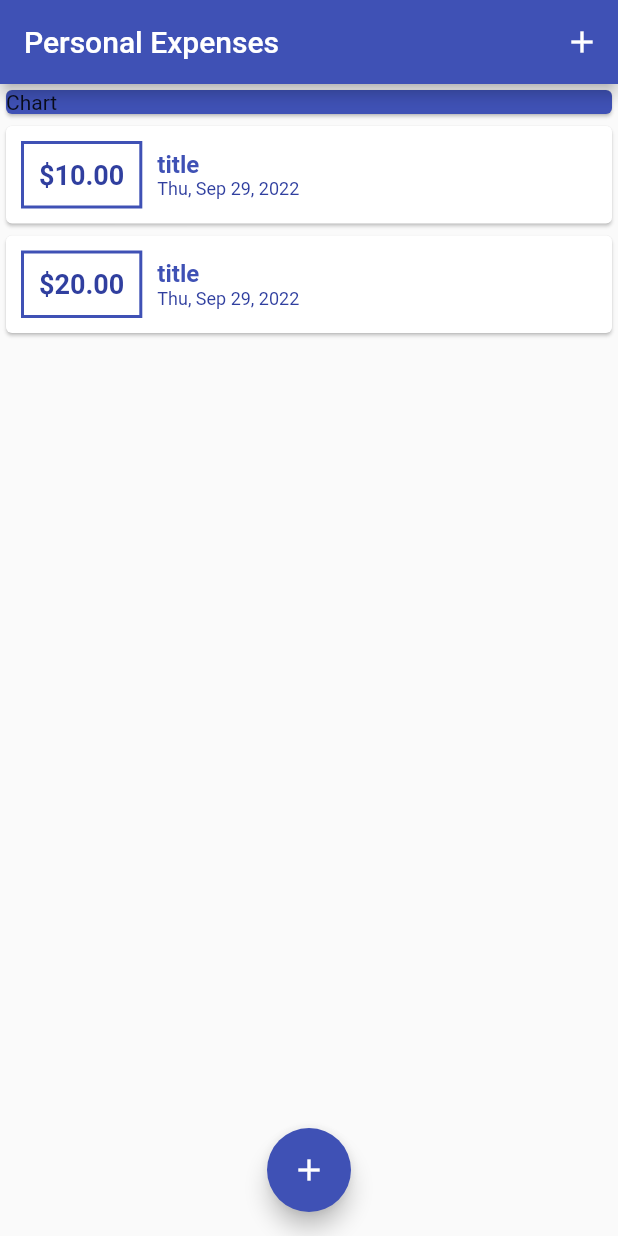
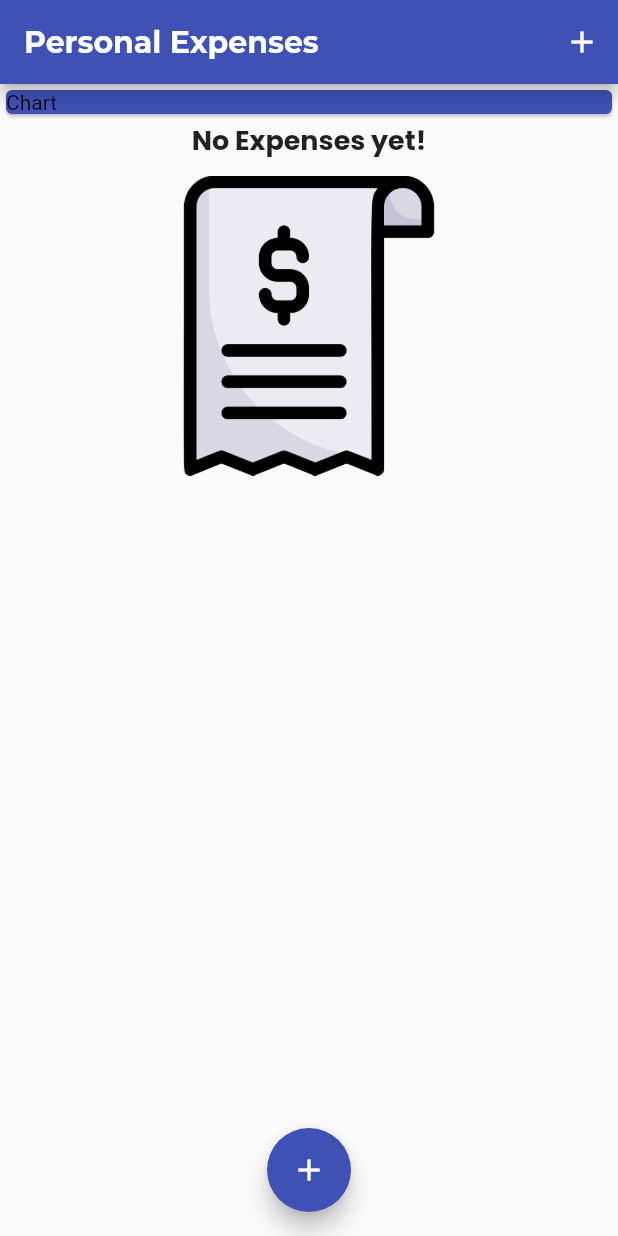
Before and after one commit to JohanPochampally/Personal-Expense-Tracker-App, a Flutter app: the screen it shows after launch, on a phone screen of 412 x 824 dp. Run offline on Flutter 3.47's test engine with Material 2 defaults, Android fonts, the phone set to English and light mode, and no system bars.

Commit message:
Second Commit

```diff
--- a/lib/main.dart
+++ b/lib/main.dart
@@ -12,6 +12,25 @@ class MyApp extends StatelessWidget {
       title: 'Personal Expenses App',
       theme: ThemeData(
         primarySwatch: Colors.indigo,
+        fontFamily: 'Poppins',
+        textTheme: ThemeData.light().textTheme.copyWith(
+              titleMedium: TextStyle(
+                fontFamily: 'Poppins',
+                fontWeight: FontWeight.bold,
+                fontSize: 18,
+              ),
+              titleSmall: TextStyle(
+                fontFamily: 'Poppins',
+                fontSize: 14,
+              ),
+            ),
+        appBarTheme: AppBarTheme(
+          titleTextStyle: TextStyle(
+            fontFamily: 'Montserrat',
+            fontSize: 20,
+            fontWeight: FontWeight.bold,
+          ),
+        ),
       ),
       home: MyHomePage(),
     );
@@ -25,18 +44,18 @@ class MyHomePage extends StatefulWidget {
 
 class _MyHomePageState extends State<MyHomePage> {
   final List<Transaction> _userTransactions = [
-    Transaction(
-      id: 'One',
-      title: 'title',
-      amount: 10.00,
-      date: DateTime.now(),
-    ),
-    Transaction(
-      id: 'Two',
-      title: 'title',
-      amount: 20.00,
-      date: DateTime.now(),
-    ),
+    // Transaction(
+    //   id: 'One',
+    //   title: 'title',
+    //   amount: 10.00,
+    //   date: DateTime.now(),
+    // ),
+    // Transaction(
+    //   id: 'Two',
+    //   title: 'title',
+    //   amount: 20.00,
+    //   date: DateTime.now(),
+    // ),
   ];
 
   void _addNewTransaction(String txTitle, double txAmount) {
--- a/lib/widgets/transaction_list.dart
+++ b/lib/widgets/transaction_list.dart
@@ -10,7 +10,26 @@ class TransactionList extends StatelessWidget {
   Widget build(BuildContext context) {
     return Container(
       height: 300,
-      child: ListView.builder(
+      child: transactions.isEmpty
+          ? Column(
+              children: <Widget>[
+                Text(
+                  'No Expenses yet!',
+                  style: Theme.of(context).textTheme.titleMedium,
+                ),
+                SizedBox(
+                  height: 10,
+                ),
+                Container(
+                  child: Image.asset(
+                    'assets/images/bill.png',
+                    fit: BoxFit.cover,
+                  ),
+                  height: 200,
+                ),
+              ],
+            )
+          : ListView.builder(
               itemCount: transactions.length,
               itemBuilder: (ctx, index) {
                 return Card(
@@ -27,11 +46,7 @@ class TransactionList extends StatelessWidget {
                         padding: EdgeInsets.all(10),
                         child: Text(
                           '\$${transactions[index].amount.toStringAsFixed(2)}',
-                      style: TextStyle(
-                        fontWeight: FontWeight.bold,
-                        fontSize: 18,
-                        color: Theme.of(context).primaryColorDark,
-                      ),
+                          style: Theme.of(context).textTheme.titleMedium,
                         ),
                       ),
                       Column(
@@ -39,19 +54,12 @@ class TransactionList extends StatelessWidget {
                         children: <Widget>[
                           Text(
                             transactions[index].title,
-                        style: TextStyle(
-                          color: Theme.of(context).primaryColor,
-                          fontWeight: FontWeight.bold,
-                          fontSize: 16,
-                        ),
+                            style: Theme.of(context).textTheme.titleMedium,
                           ),
                           Text(
-                        DateFormat.yMMMEd().format(transactions[index].date),
-                        style: TextStyle(
-                          color: Theme.of(context).primaryColorDark,
-                          fontSize: 12,
-                          fontWeight: FontWeight.normal,
-                        ),
+                            DateFormat.yMMMEd()
+                                .format(transactions[index].date),
+                            style: Theme.of(context).textTheme.titleSmall,
                           ),
                         ],
                       )
```
Also changed, not shown: pubspec.yaml (+15 -13 lines), assets/fonts/Montserrat-Bold.ttf (added), assets/fonts/Montserrat-Regular.ttf (added), assets/fonts/Poppins-Bold.ttf (added), assets/fonts/Poppins-Regular.ttf (added), assets/fonts/Poppins-Thin.ttf (added), assets/images/bill.png (added). Lines whose indentation alone changed are shown as unchanged.
